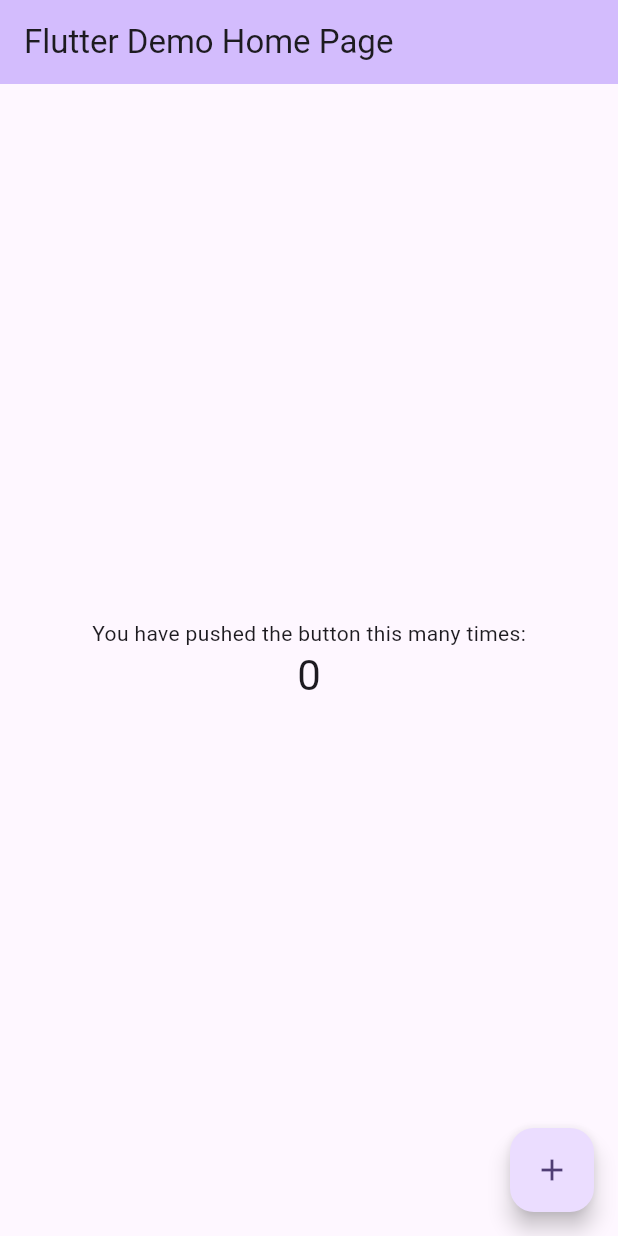
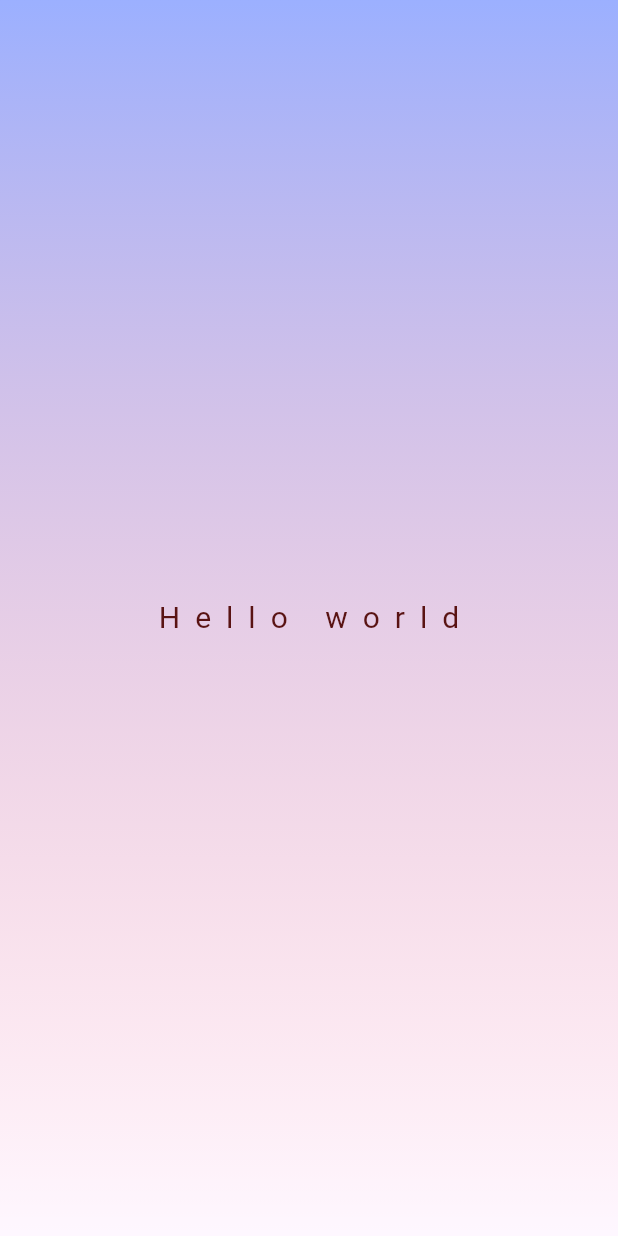
Before and after one commit to DewmithMihisara/dart-flutter-edu-room, a Flutter app: the screen it shows after launch, on a phone screen of 412 x 824 dp. Run offline on Flutter 3.47's test engine with Material 3 defaults, Android fonts, the phone set to English and light mode, and no system bars.

Commit message:
my practice

```diff
--- a/hello_dart/lib/main.dart
+++ b/hello_dart/lib/main.dart
@@ -1,125 +1,32 @@
 import 'package:flutter/material.dart';
 
 void main() {
-  runApp(const MyApp());
-}
-
-class MyApp extends StatelessWidget {
-  const MyApp({super.key});
-
-  // This widget is the root of your application.
-  @override
-  Widget build(BuildContext context) {
-    return MaterialApp(
-      title: 'Flutter Demo',
-      theme: ThemeData(
-        // This is the theme of your application.
-        //
-        // TRY THIS: Try running your application with "flutter run". You'll see
-        // the application has a purple toolbar. Then, without quitting the app,
-        // try changing the seedColor in the colorScheme below to Colors.green
-        // and then invoke "hot reload" (save your changes or press the "hot
-        // reload" button in a Flutter-supported IDE, or press "r" if you used
-        // the command line to start the app).
-        //
-        // Notice that the counter didn't reset back to zero; the application
-        // state is not lost during the reload. To reset the state, use hot
-        // restart instead.
-        //
-        // This works for code too, not just values: Most code changes can be
-        // tested with just a hot reload.
-        colorScheme: ColorScheme.fromSeed(seedColor: Colors.deepPurple),
-        useMaterial3: true,
-      ),
-      home: const MyHomePage(title: 'Flutter Demo Home Page'),
-    );
-  }
-}
-
-class MyHomePage extends StatefulWidget {
-  const MyHomePage({super.key, required this.title});
-
-  // This widget is the home page of your application. It is stateful, meaning
-  // that it has a State object (defined below) that contains fields that affect
-  // how it looks.
-
-  // This class is the configuration for the state. It holds the values (in this
-  // case the title) provided by the parent (in this case the App widget) and
-  // used by the build method of the State. Fields in a Widget subclass are
-  // always marked "final".
-
-  final String title;
-
-  @override
-  State<MyHomePage> createState() => _MyHomePageState();
-}
-
-class _MyHomePageState extends State<MyHomePage> {
-  int _counter = 0;
-
-  void _incrementCounter() {
-    setState(() {
-      // This call to setState tells the Flutter framework that something has
-      // changed in this State, which causes it to rerun the build method below
-      // so that the display can reflect the updated values. If we changed
-      // _counter without calling setState(), then the build method would not be
-      // called again, and so nothing would appear to happen.
-      _counter++;
-    });
-  }
-
-  @override
-  Widget build(BuildContext context) {
-    // This method is rerun every time setState is called, for instance as done
-    // by the _incrementCounter method above.
-    //
-    // The Flutter framework has been optimized to make rerunning build methods
-    // fast, so that you can just rebuild anything that needs updating rather
-    // than having to individually change instances of widgets.
-    return Scaffold(
-      appBar: AppBar(
-        // TRY THIS: Try changing the color here to a specific color (to
-        // Colors.amber, perhaps?) and trigger a hot reload to see the AppBar
-        // change color while the other colors stay the same.
-        backgroundColor: Theme.of(context).colorScheme.inversePrimary,
-        // Here we take the value from the MyHomePage object that was created by
-        // the App.build method, and use it to set our appbar title.
-        title: Text(widget.title),
-      ),
-      body: Center(
-        // Center is a layout widget. It takes a single child and positions it
-        // in the middle of the parent.
-        child: Column(
-          // Column is also a layout widget. It takes a list of children and
-          // arranges them vertically. By default, it sizes itself to fit its
-          // children horizontally, and tries to be as tall as its parent.
-          //
-          // Column has various properties to control how it sizes itself and
-          // how it positions its children. Here we use mainAxisAlignment to
-          // center the children vertically; the main axis here is the vertical
-          // axis because Columns are vertical (the cross axis would be
-          // horizontal).
-          //
-          // TRY THIS: Invoke "debug painting" (choose the "Toggle Debug Paint"
-          // action in the IDE, or press "p" in the console), to see the
-          // wireframe for each widget.
-          mainAxisAlignment: MainAxisAlignment.center,
-          children: <Widget>[
-            const Text(
-              'You have pushed the button this many times:',
+  runApp(
+    MaterialApp(
+      home: Scaffold(
+        body: Container(
+          decoration: const BoxDecoration(
+            gradient: LinearGradient(
+              colors: [
+                Color.fromARGB(99, 0, 64, 255),
+                Color.fromARGB(0, 255, 0, 0)
+              ],
+              begin: Alignment.topCenter,
+              end: Alignment.bottomCenter,
             ),
-            Text(
-              '$_counter',
-              style: Theme.of(context).textTheme.headlineMedium,
+          ),
+          child: Center(
+            child: Text(
+              'Hello world',
+              style: TextStyle(
+                letterSpacing: 10,
+                fontSize: 20,
+                color: const Color.fromARGB(255, 89, 19, 19),
+              ),
             ),
-          ],
+          ),
         ),
       ),
-      floatingActionButton: FloatingActionButton(
-        onPressed: _incrementCounter,
-        tooltip: 'Increment',
-        child: const Icon(Icons.add),
-      ), // This trailing comma makes auto-formatting nicer for build methods.
-    );
-  }
+    ),
+  );
 }
```
